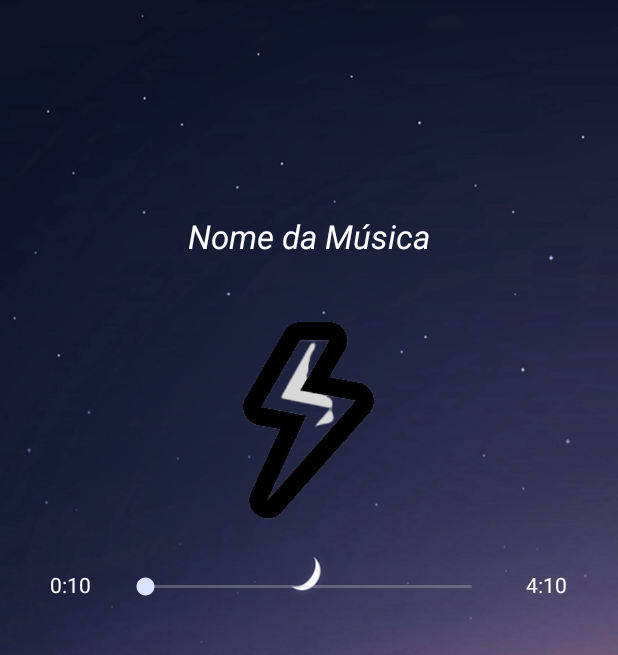
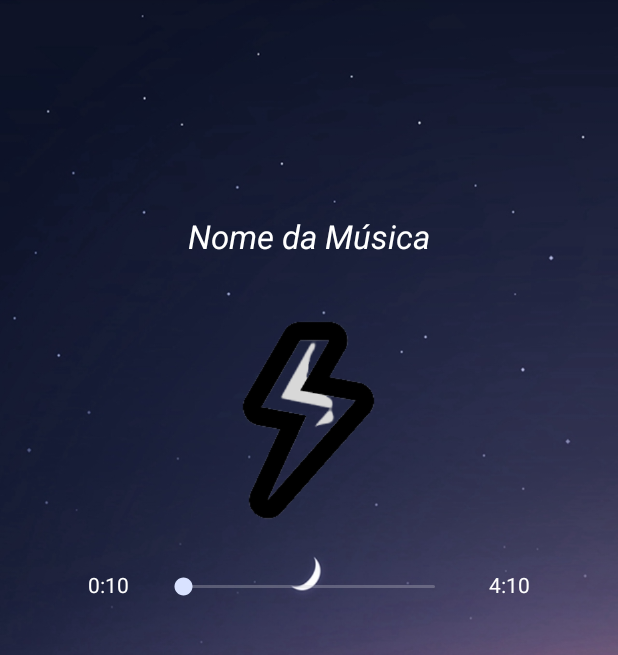
Before and after one commit to Ricardo50-dev/Music_Player_ESOF, an Android app: the layout activity_player.xml on its own in the app's theme, with its tools: preview values and no code run, on a phone screen of 412 x 824 dp, the part 87-742 px from its top. Run offline under Robolectric (Android 15) with nearby library versions, the phone set to English and light mode, and no system bars; plain views replace BarVisualizer.

Commit message:
Barra de reprodução Ok

```diff
--- a/Music_Player/app/src/main/res/layout/activity_player.xml
+++ b/Music_Player/app/src/main/res/layout/activity_player.xml
@@ -49,7 +49,7 @@
                 android:layout_alignParentBottom="true"
                 android:layout_margin="20dp"
                 android:layout_marginBottom="40dp"
-                android:layout_width="250dp"
+                android:layout_width="200dp"
                 android:layout_height="wrap_content">
             </SeekBar>
             <TextView
```
